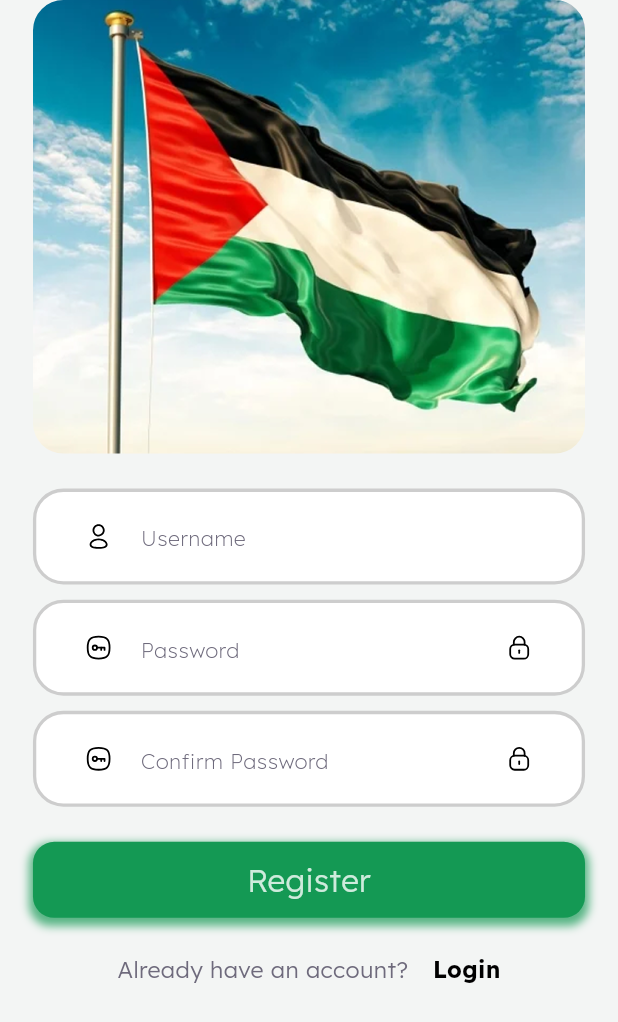
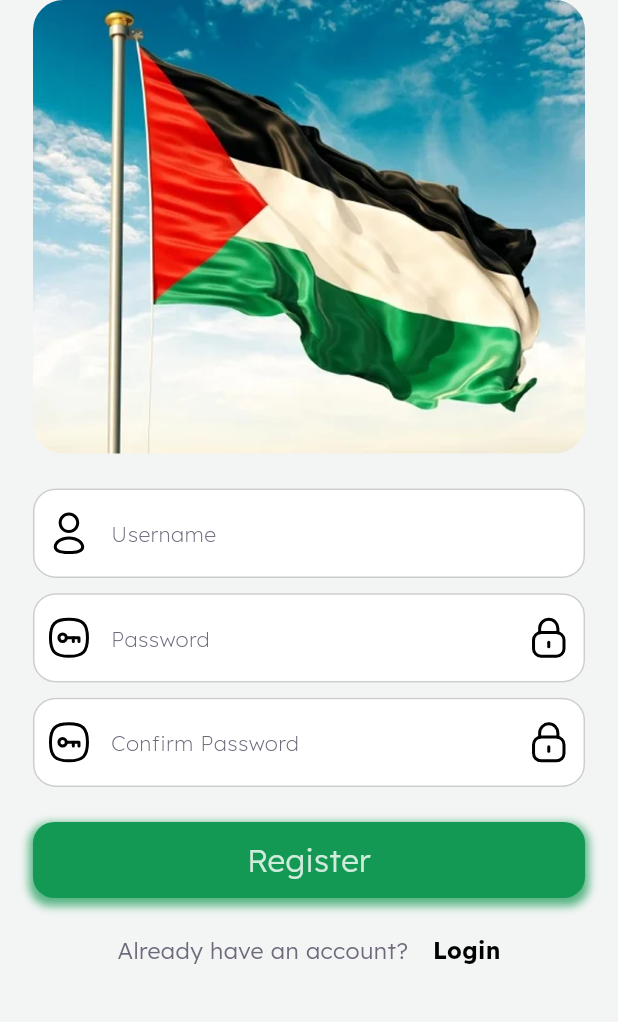
Before and after one commit to ahmedelzek/Todo-NTI-5, a Flutter app: the screen it shows after launch, after a tap on "Login", after a tap on "Don't have account?", on a phone screen of 412 x 824 dp. Shown: the top 1022 px of the screen. Run offline on Flutter 3.47's test engine with Material 3 defaults, Android fonts, the phone set to English and light mode, and no system bars; our stand-ins replace dartz, dio, flutter_bloc, flutter_screenutil, flutter_svg, go_router and 2 more; network calls fail.

```diff
--- a/lib/core/customized_widgets/customized_text_field.dart
+++ b/lib/core/customized_widgets/customized_text_field.dart
@@ -16,15 +16,13 @@ class CustomizedTextField extends StatefulWidget {
   final String? Function(String?)? validator;
   final Function()? onTap;
 
-
-
   const CustomizedTextField({
     super.key,
     required this.hintText,
     this.prefixIcon,
     this.controller,
     this.validator,
-    this.onTap ,
+    this.onTap,
     this.isPassword = false,
     this.isDescription = false,
     this.readOnly = false,
@@ -45,19 +43,7 @@ class _CustomizedTextFieldState extends State<CustomizedTextField> {
 
   @override
   Widget build(BuildContext context) {
-    return Container(
-      padding: EdgeInsets.symmetric(
-        horizontal: 16.w,
-        vertical: widget.isDescription ? 8.h : 20.h,
-      ),
-      width: double.infinity,
-      height: widget.isDescription ? null : 63.h,
-      decoration: BoxDecoration(
-        borderRadius: BorderRadius.circular(20.r),
-        color: AppColors.white,
-        border: Border.all(color: AppColors.lightGrey, width: 2.w),
-      ),
-      child: TextFormField(
+    return TextFormField(
       obscureText: _obscureText,
       controller: widget.controller,
       validator: widget.validator,
@@ -69,31 +55,35 @@ class _CustomizedTextFieldState extends State<CustomizedTextField> {
       decoration: InputDecoration(
         prefixIcon:
             widget.prefixIcon != null
-                  ? SvgPicture.asset(
+                ? Padding(
+              padding: EdgeInsets.all(8),
+                  child: SvgPicture.asset(
                     widget.prefixIcon!,
-                    width: 24.w,
-                    height: 24.h,
+                  ),
                 )
                 : null,
         suffixIcon:
             widget.isPassword
-                  ? GestureDetector(
+                ? InkWell(
                   onTap: () {
                     setState(() {
                       _obscureText = !_obscureText;
                     });
                   },
+                  child: Padding(
+                    padding: EdgeInsets.all(8),
                     child: SvgPicture.asset(
                       _obscureText ? AppIcons.lockIcon : AppIcons.unlockIcon,
-                      width: 24.w,
-                      height: 24.h,
+                    ),
                   ),
                 )
                 : null,
         hintText: widget.hintText,
+        filled: true,
+        fillColor: AppColors.white,
+        contentPadding: EdgeInsets.symmetric(horizontal: 16.w, vertical: 18.h),
       ),
       style: AppTextStyles.bodyMediumText(),
-      ),
     );
   }
 }
--- a/lib/core/resources/app_theme.dart
+++ b/lib/core/resources/app_theme.dart
@@ -17,9 +17,17 @@ abstract class AppTheme{
         fontSize: 14,
         fontWeight: FontWeight.w200,
       ),
-      border: InputBorder.none,
-      enabledBorder: InputBorder.none,
-      focusedBorder: InputBorder.none,
+      border: OutlineInputBorder(
+        borderRadius: BorderRadius.circular(15),
+        borderSide: BorderSide(color: AppColors.grey, width: 1),
+      ),
+      enabledBorder: OutlineInputBorder(
+          borderRadius: BorderRadius.circular(15),
+          borderSide: BorderSide(
+              color: AppColors.lightGrey,
+              width: 1
+          )
+      ),
     ),
   );
 }
--- /dev/null
+++ b/lib/features/auth/cubit/register/register_cubit.dart
@@ -0,0 +1,30 @@
+import 'package:flutter/cupertino.dart';
+import 'package:flutter_bloc/flutter_bloc.dart';
+import 'package:todo_nti5/features/auth/cubit/register/register_state.dart';
+import 'package:todo_nti5/features/auth/data/repo/auth_repo.dart';
+
+class RegisterCubit extends Cubit<RegisterState> {
+  RegisterCubit() : super(RegisterInitialState());
+  static RegisterCubit get(context) => BlocProvider.of(context);
+  AuthRepo repo = AuthRepo();
+
+  final formKey = GlobalKey<FormState>();
+  final passwordController = TextEditingController();
+  final confirmPasswordController = TextEditingController();
+  final usernameController = TextEditingController();
+  String? imagePath;
+
+  Future<void> register() async {
+    emit(RegisterLoadingState());
+    var result = await repo.register(
+      username: usernameController.text,
+      password: passwordController.text,
+      imagePath: imagePath
+    );
+
+    result.fold(
+      (errorMsg) => emit(RegisterErrorState(errorMsg: errorMsg)),
+      (successMsg) => emit(RegisterSuccessState(successMsg: successMsg)),
+    );
+  }
+}
--- a/lib/features/auth/cubit/register/register_state.dart
+++ b/lib/features/auth/cubit/register/register_state.dart
@@ -0,0 +1,15 @@
+abstract class RegisterState {}
+
+class RegisterInitialState extends RegisterState {}
+
+class RegisterLoadingState extends RegisterState {}
+
+class RegisterSuccessState extends RegisterState {
+  String successMsg;
+  RegisterSuccessState({required this.successMsg});
+}
+
+class RegisterErrorState extends RegisterState {
+  String errorMsg;
+  RegisterErrorState({required this.errorMsg});
+}
--- a/lib/features/auth/views/login/login_screen.dart
+++ b/lib/features/auth/views/login/login_screen.dart
@@ -88,14 +88,10 @@ class LoginScreen extends StatelessWidget {
                         clickAble: state is! LoginLoading,
                       ),
                       SizedBox(height: 23.h),
-                      InkWell(
-                        onTap: () {
-                          context.push(AppRouterKeys.register);
-                        },
-                        child: CustomizedAuthText(
-                          prompt: "Don't have account?",
-                          title: "Register",
-                        ),
+                      CustomizedAuthText(
+                        prompt: "Don't have account?",
+                        title: "Register",
+                        onTap:()=>context.push(AppRouterKeys.register),
                       ),
                     ],
                   ),
--- a/lib/features/auth/views/register/register_screen.dart
+++ b/lib/features/auth/views/register/register_screen.dart
@@ -1,37 +1,58 @@
 import 'package:flutter/material.dart';
+import 'package:flutter_bloc/flutter_bloc.dart';
 import 'package:flutter_screenutil/flutter_screenutil.dart';
 import 'package:go_router/go_router.dart';
+import 'package:todo_nti5/core/app_router/app_router_keys.dart';
 import 'package:todo_nti5/core/validator.dart';
+import 'package:todo_nti5/features/auth/cubit/register/register_cubit.dart';
+import 'package:todo_nti5/features/auth/cubit/register/register_state.dart';
 
-import '../../../../core/network/api_helper.dart';
-import '../../../../core/resources/app_colors.dart';
-import '../../data/models/register_response_model.dart';
-import '../widgets/customized_auth_text.dart';
 import '../../../../core/customized_widgets/customized_button.dart';
 import '../../../../core/customized_widgets/customized_text_field.dart';
 import '../../../../core/resources/app_assets.dart';
+import '../../../../core/resources/app_colors.dart';
+import '../widgets/customized_auth_text.dart';
 
-class RegisterScreen extends StatefulWidget {
+class RegisterScreen extends StatelessWidget {
   const RegisterScreen({super.key});
 
   @override
-  State<RegisterScreen> createState() => _RegisterScreenState();
-}
-
-class _RegisterScreenState extends State<RegisterScreen> {
-  final _formKey = GlobalKey<FormState>();
-  final passwordController = TextEditingController();
-  final usernameController = TextEditingController();
-  final confirmPasswordController = TextEditingController();
-
-  @override
   Widget build(BuildContext context) {
-    return Scaffold(
+    return BlocProvider(
+      create: (context) => RegisterCubit(),
+      child: Scaffold(
         body: SingleChildScrollView(
           child: Padding(
             padding: EdgeInsets.symmetric(horizontal: 20.w),
-          child: Form(
-            key: _formKey,
+            child: BlocConsumer<RegisterCubit, RegisterState>(
+              listener: (context, state) {
+                if (state is RegisterErrorState) {
+                  ScaffoldMessenger.of(context).showSnackBar(
+                    SnackBar(
+                      content: Text(
+                        state.errorMsg,
+                        style: TextStyle(color: AppColors.white),
+                      ),
+                      backgroundColor: AppColors.red,
+                    ),
+                  );
+                } else if (state is RegisterSuccessState) {
+                  ScaffoldMessenger.of(context).showSnackBar(
+                    SnackBar(
+                      content: Text(
+                        'Register successfully',
+                        style: TextStyle(color: AppColors.white),
+                      ),
+                      backgroundColor: AppColors.green,
+                    ),
+                  );
+                  context.go(AppRouterKeys.login);
+                }
+              },
+              builder: (context, state) {
+                var cubit = RegisterCubit.get(context);
+                return Form(
+                  key: cubit.formKey,
                   child: Column(
                     children: [
                       ClipRRect(
@@ -47,7 +68,7 @@ class _RegisterScreenState extends State<RegisterScreen> {
                       CustomizedTextField(
                         hintText: "Username",
                         prefixIcon: AppIcons.profileIcon,
-                  controller: usernameController,
+                        controller: cubit.usernameController,
                         validator: Validators.email,
                       ),
                       SizedBox(height: 10.h),
@@ -55,7 +76,7 @@ class _RegisterScreenState extends State<RegisterScreen> {
                         hintText: "Password",
                         prefixIcon: AppIcons.passwordIcon,
                         isPassword: true,
-                  controller: passwordController,
+                        controller: cubit.passwordController,
                         validator: Validators.password,
                       ),
                       SizedBox(height: 10.h),
@@ -63,71 +84,38 @@ class _RegisterScreenState extends State<RegisterScreen> {
                         hintText: "Confirm Password",
                         prefixIcon: AppIcons.passwordIcon,
                         isPassword: true,
-                  controller: confirmPasswordController,
+                        controller: cubit.confirmPasswordController,
                         validator: (value) {
                           return Validators.confirmPassword(
                             value,
-                      passwordController.text,
+                            cubit.passwordController.text,
                           );
                         },
-
                       ),
                       SizedBox(height: 23.h),
-                InkWell(
-                    onTap: () {
-                      setState(() {
-
-                      });
+                      CustomizedButton(
+                        title: "Register",
+                        clickAble: state is! RegisterLoadingState,
+                        onTap: () async {
+                          if (cubit.formKey.currentState?.validate() == true) {
+                            cubit.register();
+                          }
                         },
-                    child: CustomizedButton(title: "Register",)),
+                      ),
                       SizedBox(height: 23.h),
-                InkWell(
-                  onTap: () {
-                    context.pop();
-                  },
-                  child: CustomizedAuthText(
+                      CustomizedAuthText(
                         prompt: "Already have an account?",
                         title: "Login",
-                  ),
+                        onTap: context.pop,
                       ),
                     ],
+                  ),
+                );
+              },
             ),
           ),
         ),
       ),
     );
   }
-
-/*
-  void register() async {
-    if (_formKey.currentState?.validate() == true) {
-      var result = await APIHelper.register(
-        username: usernameController.text,
-        password: passwordController.text,
-      );
-      result.fold(
-            (String error) {
-          ScaffoldMessenger.of(context).showSnackBar(
-            SnackBar(
-              content: Text(error, style: TextStyle(color: AppColors.white)),
-              backgroundColor: AppColors.red,
-            ),
-          );
-        },
-            (RegisterResponse response) {
-          ScaffoldMessenger.of(context).showSnackBar(
-            SnackBar(
-              content: Text(
-                'Register successfully',
-                style: TextStyle(color: AppColors.white),
-              ),
-              backgroundColor: AppColors.green,
-            ),
-          );
-          context.pop();
-        },
-      );
 }
-  }
-*/
-}
--- a/lib/features/auth/views/widgets/customized_auth_text.dart
+++ b/lib/features/auth/views/widgets/customized_auth_text.dart
@@ -1,27 +1,32 @@
 import 'package:flutter/cupertino.dart';
+import 'package:flutter/material.dart';
 import 'package:flutter_screenutil/flutter_screenutil.dart';
 import 'package:todo_nti5/core/resources/text_styles.dart';
 
 class CustomizedAuthText extends StatelessWidget {
   final String prompt;
-
   final String title;
+  final VoidCallback? onTap;
 
   const CustomizedAuthText({
     super.key,
     required this.prompt,
     required this.title,
+    this.onTap,
   });
 
   @override
   Widget build(BuildContext context) {
-    return Row(
+    return InkWell(
+      onTap: onTap,
+      child: Row(
         mainAxisAlignment: MainAxisAlignment.center,
         children: [
           Text(prompt, style: AppTextStyles.bodyMediumLightText()),
           SizedBox(width: 15.w),
           Text(title, style: AppTextStyles.bodyMediumBoldText()),
         ],
+      ),
     );
   }
 }
```
Also changed, not shown: lib/features/home/cubit/home_cubit.dart (+12 -9 lines), lib/features/home/cubit/home_state.dart (+9 -1 lines), lib/features/home/data/repos/get_tasks_repo.dart (+0 -24 lines), lib/features/home/data/repos/get_user_repo.dart (added, +28 -0 lines), lib/features/home/views/home_screen.dart (+13 -17 lines). Lines whose indentation alone changed are shown as unchanged.
